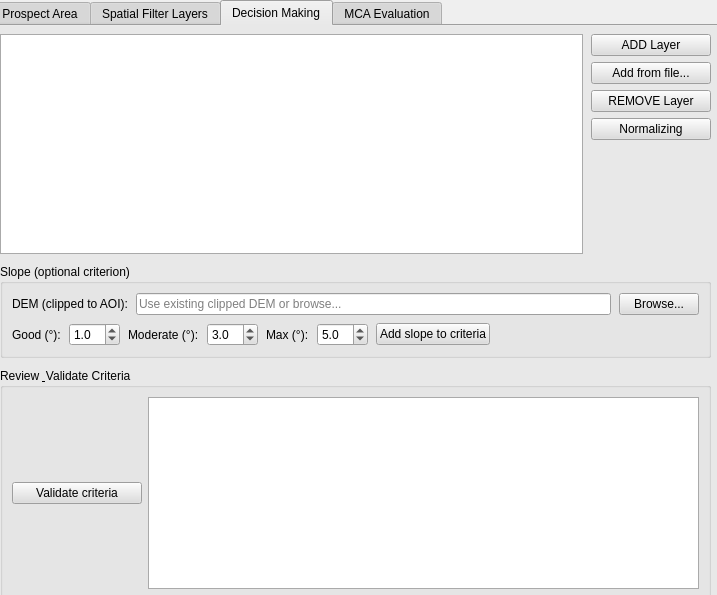
Old version of the form wind_suitability_dialog_base.ui in the repository MehrdadFard/WindSiteSelect.
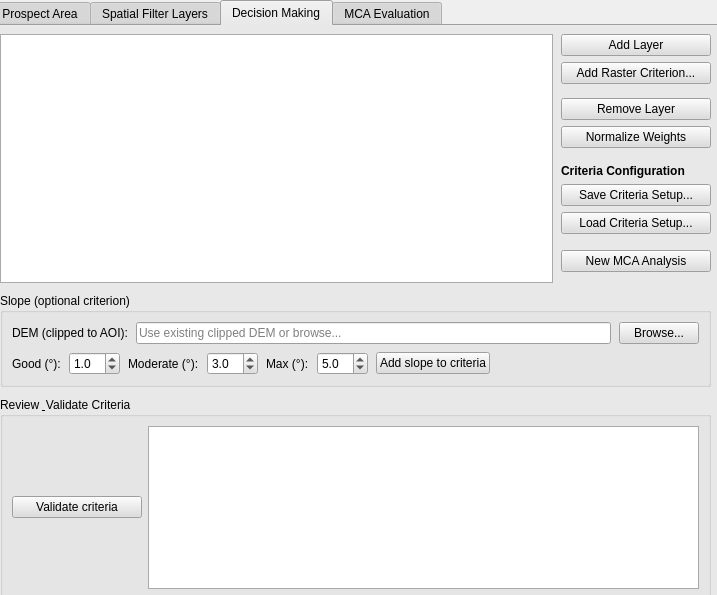
New version of the form. The open tabs and pages were chosen to show the change.

Commit message:
release: prepare Wind Site Select 0.3.1 stable
Fix MCA master-reference resolution after Spatial Filtering/session reset, Decision Making UX and criteria row-mapping, and declare Stable metadata for verified QGIS 4.0.3 Windows only.

The edit to the form file:
```diff
--- a/wind_suitability_dialog_base.ui
+++ b/wind_suitability_dialog_base.ui
@@ -1288,12 +1288,12 @@
           <widget class="QPushButton" name="btn_add_layer_to_table">
            <property name="minimumSize">
             <size>
-             <width>120</width>
+             <width>150</width>
              <height>0</height>
             </size>
            </property>
            <property name="text">
-            <string>ADD Layer</string>
+            <string>Add Layer</string>
            </property>
           </widget>
          </item>
@@ -1301,25 +1301,41 @@
           <widget class="QPushButton" name="btn_add_layer_from_file">
            <property name="minimumSize">
             <size>
-             <width>120</width>
+             <width>150</width>
              <height>0</height>
             </size>
            </property>
            <property name="text">
-            <string>Add from file...</string>
+            <string>Add Raster Criterion...</string>
            </property>
           </widget>
          </item>
+         <item>
+          <spacer name="verticalSpacer_weights_input_mgmt">
+           <property name="orientation">
+            <enum>Qt::Vertical</enum>
+           </property>
+           <property name="sizeType">
+            <enum>QSizePolicy::Fixed</enum>
+           </property>
+           <property name="sizeHint" stdset="0">
+            <size>
+             <width>20</width>
+             <height>8</height>
+            </size>
+           </property>
+          </spacer>
+         </item>
          <item>
           <widget class="QPushButton" name="btn_remove_layer_from_table">
            <property name="minimumSize">
             <size>
-             <width>120</width>
+             <width>150</width>
              <height>0</height>
             </size>
            </property>
            <property name="text">
-            <string>REMOVE Layer</string>
+            <string>Remove Layer</string>
            </property>
           </widget>
          </item>
@@ -1327,12 +1343,104 @@
           <widget class="QPushButton" name="btn_normalize_weights">
            <property name="minimumSize">
             <size>
-             <width>120</width>
+             <width>150</width>
              <height>0</height>
             </size>
            </property>
            <property name="text">
-            <string>Normalizing</string>
+            <string>Normalize Weights</string>
+           </property>
+          </widget>
+         </item>
+         <item>
+          <spacer name="verticalSpacer_weights_before_config">
+           <property name="orientation">
+            <enum>Qt::Vertical</enum>
+           </property>
+           <property name="sizeType">
+            <enum>QSizePolicy::Fixed</enum>
+           </property>
+           <property name="sizeHint" stdset="0">
+            <size>
+             <width>20</width>
+             <height>10</height>
+            </size>
+           </property>
+          </spacer>
+         </item>
+         <item>
+          <widget class="QLabel" name="lbl_criteria_configuration">
+           <property name="font">
+            <font>
+             <bold>true</bold>
+            </font>
+           </property>
+           <property name="text">
+            <string>Criteria Configuration</string>
+           </property>
+          </widget>
+         </item>
+         <item>
+          <widget class="QPushButton" name="btn_export_criteria">
+           <property name="minimumSize">
+            <size>
+             <width>150</width>
+             <height>0</height>
+            </size>
+           </property>
+           <property name="toolTip">
+            <string>Save the current criteria, weights, roles and inclusion settings to a JSON file.</string>
+           </property>
+           <property name="text">
+            <string>Save Criteria Setup...</string>
+           </property>
+          </widget>
+         </item>
+         <item>
+          <widget class="QPushButton" name="btn_import_criteria">
+           <property name="minimumSize">
+            <size>
+             <width>150</width>
+             <height>0</height>
+            </size>
+           </property>
+           <property name="toolTip">
+            <string>Restore a previously saved MCA criteria configuration from a JSON file.</string>
+           </property>
+           <property name="text">
+            <string>Load Criteria Setup...</string>
+           </property>
+          </widget>
+         </item>
+         <item>
+          <spacer name="verticalSpacer_weights_before_new">
+           <property name="orientation">
+            <enum>Qt::Vertical</enum>
+           </property>
+           <property name="sizeType">
+            <enum>QSizePolicy::Fixed</enum>
+           </property>
+           <property name="sizeHint" stdset="0">
+            <size>
+             <width>20</width>
+             <height>10</height>
+            </size>
+           </property>
+          </spacer>
+         </item>
+         <item>
+          <widget class="QPushButton" name="btn_new_mca_analysis">
+           <property name="minimumSize">
+            <size>
+             <width>150</width>
+             <height>0</height>
+            </size>
+           </property>
+           <property name="toolTip">
+            <string>Start a new MCA analysis and clear the current criteria configuration.</string>
+           </property>
+           <property name="text">
+            <string>New MCA Analysis</string>
            </property>
           </widget>
          </item>
```
Left out of the diff: 22 changed lines with no effect on the pictures. The commit also changes 7 other files.
